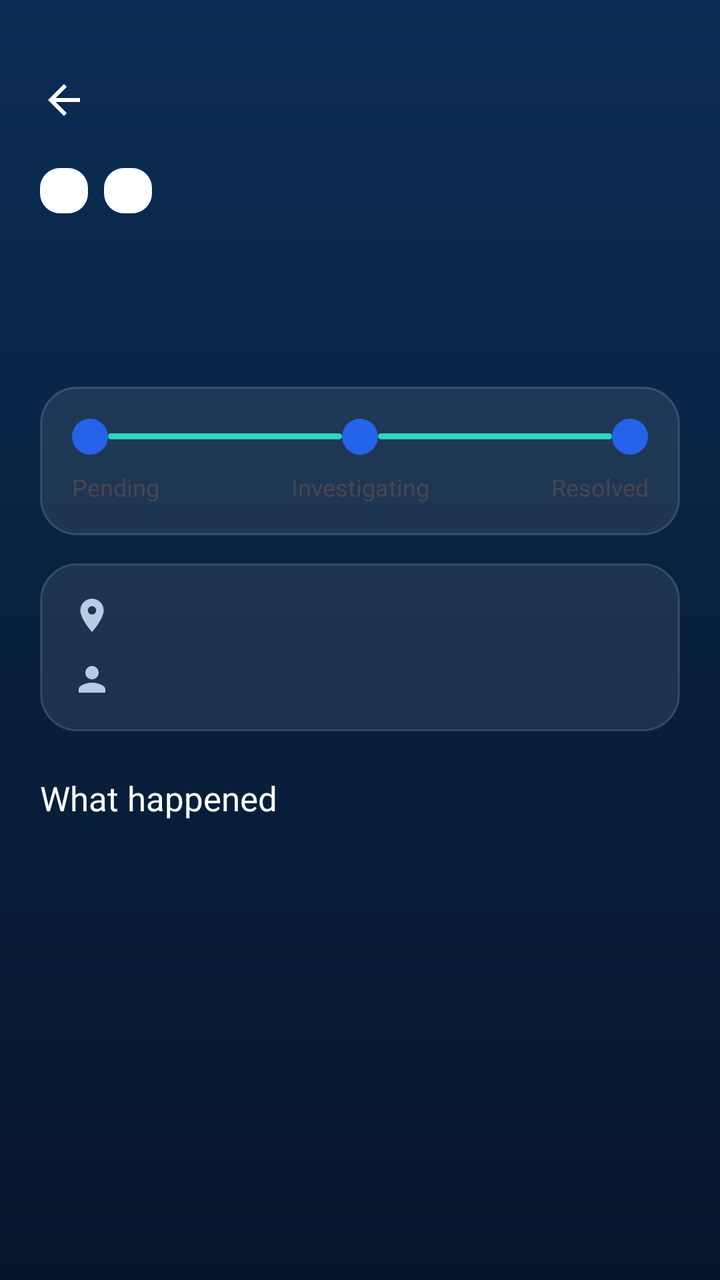
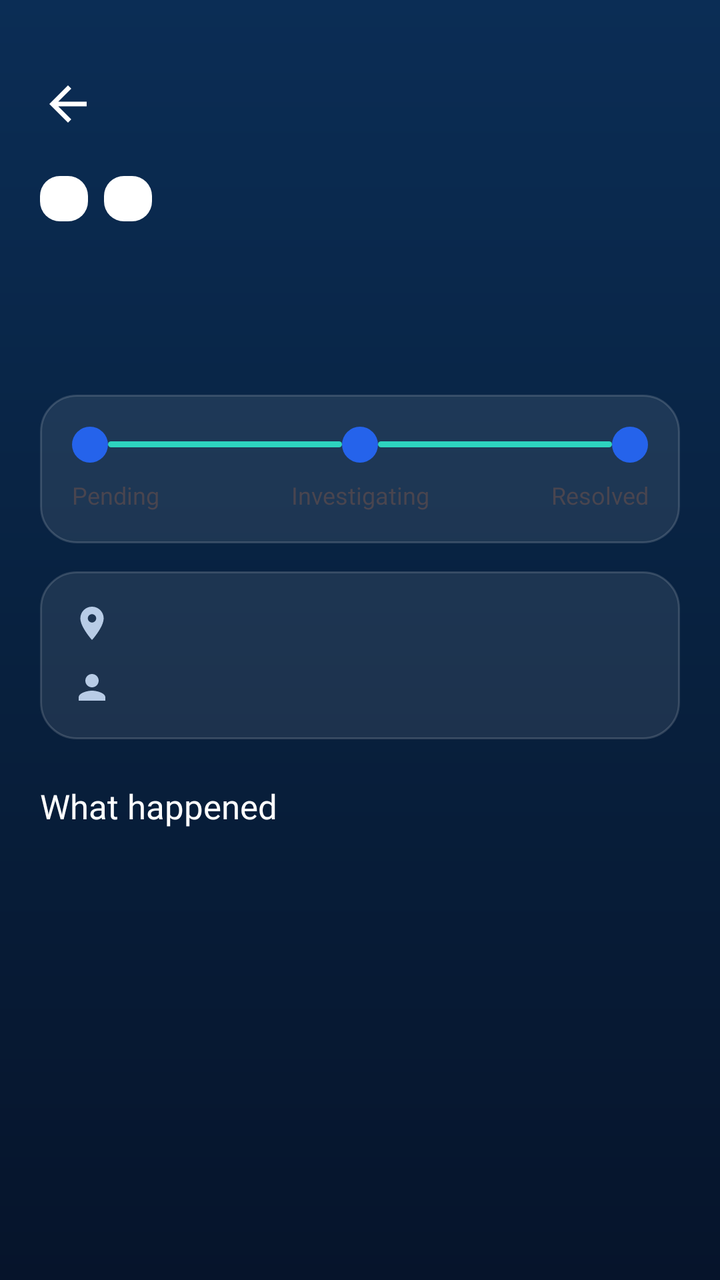

The first picture is an Android layout as it rendered before a commit; the second is the same layout after the commit. The layout source and the unified diff follow.
<!-- AndroidManifest.xml: application theme Theme.CampusPulse -->
<!-- res/layout/activity_incident_detail.xml -->
<?xml version="1.0" encoding="utf-8"?>
<ScrollView xmlns:android="http://schemas.android.com/apk/res/android"
    xmlns:app="http://schemas.android.com/apk/res-auto"
    android:layout_width="match_parent"
    android:layout_height="match_parent"
    android:background="@drawable/bg_dashboard"
    android:fillViewport="true">

    <LinearLayout
        android:layout_width="match_parent"
        android:layout_height="wrap_content"
        android:orientation="vertical"
        android:paddingStart="10dp"
        android:paddingTop="28dp"
        android:paddingEnd="20dp"
        android:paddingBottom="32dp">

        <ImageView
            android:id="@+id/btnBack"
            android:layout_width="44dp"
            android:layout_height="44dp"
            android:background="?attr/selectableItemBackgroundBorderless"
            android:contentDescription="Back"
            android:padding="10dp"
            android:src="@drawable/ic_back" />

        <LinearLayout
            android:layout_width="match_parent"
            android:layout_height="wrap_content"
            android:layout_marginStart="10dp"
            android:layout_marginTop="12dp"
            android:orientation="vertical">

            <LinearLayout
                android:layout_width="wrap_content"
                android:layout_height="wrap_content"
                android:orientation="horizontal">

                <TextView
                    android:id="@+id/tvBadge"
                    android:layout_width="wrap_content"
                    android:layout_height="wrap_content"
                    android:background="@drawable/bg_badge"
                    android:fontFamily="@font/poppins_bold"
                    android:paddingStart="12dp"
                    android:paddingTop="4dp"
                    android:paddingEnd="12dp"
                    android:paddingBottom="4dp"
                    android:textSize="11sp" />

                <TextView
                    android:id="@+id/tvStatus"
                    android:layout_width="wrap_content"
                    android:layout_height="wrap_content"
                    android:layout_marginStart="8dp"
                    android:background="@drawable/bg_badge"
                    android:fontFamily="@font/poppins_bold"
                    android:paddingStart="12dp"
                    android:paddingTop="4dp"
                    android:paddingEnd="12dp"
                    android:paddingBottom="4dp"
                    android:textSize="11sp" />
            </LinearLayout>

            <TextView
                android:id="@+id/tvTitle"
                android:layout_width="match_parent"
                android:layout_height="wrap_content"
                android:layout_marginTop="14dp"
                android:fontFamily="@font/poppins_bold"
                android:textColor="#FFFFFF"
                android:textSize="26sp" />

            <TextView
                android:id="@+id/tvMeta"
                android:layout_width="match_parent"
                android:layout_height="wrap_content"
                android:layout_marginTop="2dp"
                android:fontFamily="@font/poppins_regular"
                android:textColor="#9DB2D1"
                android:textSize="13sp" />

            
            <LinearLayout
                android:layout_width="match_parent"
                android:layout_height="wrap_content"
                android:layout_marginTop="18dp"
                android:background="@drawable/bg_notice_item"
                android:orientation="vertical"
                android:padding="16dp">

                <LinearLayout
                    android:layout_width="match_parent"
                    android:layout_height="wrap_content"
                    android:gravity="center_vertical"
                    android:orientation="horizontal">

                    <View
                        android:id="@+id/dot1"
                        android:layout_width="18dp"
                        android:layout_height="18dp"
                        android:background="@drawable/bg_circle_blue" />

                    <View
                        android:id="@+id/line1"
                        android:layout_width="0dp"
                        android:layout_height="3dp"
                        android:layout_weight="1"
                        android:background="@drawable/bg_underline" />

                    <View
                        android:id="@+id/dot2"
                        android:layout_width="18dp"
                        android:layout_height="18dp"
                        android:background="@drawable/bg_circle_blue" />

                    <View
                        android:id="@+id/line2"
                        android:layout_width="0dp"
                        android:layout_height="3dp"
                        android:layout_weight="1"
                        android:background="@drawable/bg_underline" />

                    <View
                        android:id="@+id/dot3"
                        android:layout_width="18dp"
                        android:layout_height="18dp"
                        android:background="@drawable/bg_circle_blue" />
                </LinearLayout>

                <LinearLayout
                    android:layout_width="match_parent"
                    android:layout_height="wrap_content"
                    android:layout_marginTop="8dp"
                    android:orientation="horizontal">

                    <TextView
                        android:id="@+id/lbl1"
                        android:layout_width="0dp"
                        android:layout_height="wrap_content"
                        android:layout_weight="1"
                        android:fontFamily="@font/poppins_bold"
                        android:gravity="start"
                        android:text="Pending"
                        android:textSize="12sp" />

                    <TextView
                        android:id="@+id/lbl2"
                        android:layout_width="0dp"
                        android:layout_height="wrap_content"
                        android:layout_weight="1"
                        android:fontFamily="@font/poppins_bold"
                        android:gravity="center"
                        android:text="Investigating"
                        android:textSize="12sp" />

                    <TextView
                        android:id="@+id/lbl3"
                        android:layout_width="0dp"
                        android:layout_height="wrap_content"
                        android:layout_weight="1"
                        android:fontFamily="@font/poppins_bold"
                        android:gravity="end"
                        android:text="Resolved"
                        android:textSize="12sp" />
                </LinearLayout>
            </LinearLayout>

            
            <LinearLayout
                android:layout_width="match_parent"
                android:layout_height="wrap_content"
                android:layout_marginTop="14dp"
                android:background="@drawable/bg_notice_item"
                android:orientation="vertical"
                android:padding="16dp">

                <LinearLayout
                    android:layout_width="match_parent"
                    android:layout_height="wrap_content"
                    android:gravity="center_vertical"
                    android:orientation="horizontal">

                    <ImageView
                        android:layout_width="20dp"
                        android:layout_height="20dp"
                        android:importantForAccessibility="no"
                        android:src="@drawable/ic_place" />

                    <TextView
                        android:id="@+id/tvLocation"
                        android:layout_width="0dp"
                        android:layout_height="wrap_content"
                        android:layout_marginStart="12dp"
                        android:layout_weight="1"
                        android:fontFamily="@font/poppins_regular"
                        android:textColor="#FFFFFF"
                        android:textSize="14sp" />
                </LinearLayout>

                <LinearLayout
                    android:layout_width="match_parent"
                    android:layout_height="wrap_content"
                    android:layout_marginTop="12dp"
                    android:gravity="center_vertical"
                    android:orientation="horizontal">

                    <ImageView
                        android:layout_width="20dp"
                        android:layout_height="20dp"
                        android:importantForAccessibility="no"
                        android:src="@drawable/ic_person" />

                    <TextView
                        android:id="@+id/tvReporter"
                        android:layout_width="0dp"
                        android:layout_height="wrap_content"
                        android:layout_marginStart="12dp"
                        android:layout_weight="1"
                        android:fontFamily="@font/poppins_regular"
                        android:textColor="#FFFFFF"
                        android:textSize="14sp" />
                </LinearLayout>
            </LinearLayout>

            <TextView
                android:layout_width="wrap_content"
                android:layout_height="wrap_content"
                android:layout_marginTop="22dp"
                android:fontFamily="@font/poppins_bold"
                android:text="What happened"
                android:textColor="#FFFFFF"
                android:textSize="17sp" />

            <TextView
                android:id="@+id/tvDescription"
                android:layout_width="match_parent"
                android:layout_height="wrap_content"
                android:layout_marginTop="8dp"
                android:fontFamily="@font/poppins_regular"
                android:lineSpacingExtra="6dp"
                android:textColor="#E3ECFA"
                android:textIsSelectable="true"
                android:textSize="15sp" />

            
            <FrameLayout
                android:id="@+id/photoBox"
                android:layout_width="match_parent"
                android:layout_height="220dp"
                android:layout_marginTop="16dp"
                android:background="@drawable/bg_notice_item"
                android:clipToOutline="true"
                android:visibility="gone">

                <ImageView
                    android:id="@+id/ivPhoto"
                    android:layout_width="match_parent"
                    android:layout_height="match_parent"
                    android:contentDescription="Photo attached to the report"
                    android:scaleType="centerCrop" />

                <com.google.android.material.progressindicator.CircularProgressIndicator
                    android:id="@+id/photoLoading"
                    android:layout_width="wrap_content"
                    android:layout_height="wrap_content"
                    android:layout_gravity="center"
                    android:indeterminate="true"
                    app:indicatorColor="#2DD4BF" />
            </FrameLayout>

            <com.google.android.material.button.MaterialButton
                android:id="@+id/btnMap"
                style="@style/Widget.Material3.Button.OutlinedButton"
                android:layout_width="match_parent"
                android:layout_height="52dp"
                android:layout_marginTop="14dp"
                android:fontFamily="@font/poppins_bold"
                android:text="Open location in Maps"
                android:textAllCaps="false"
                android:textColor="#FFFFFF"
                android:visibility="gone"
                app:cornerRadius="26dp"
                app:icon="@drawable/ic_my_location"
                app:iconTint="#2DD4BF"
                app:strokeColor="#4D6FA3" />

            
            <LinearLayout
                android:id="@+id/cardResponse"
                android:layout_width="match_parent"
                android:layout_height="wrap_content"
                android:layout_marginTop="18dp"
                android:background="@drawable/bg_notice_card"
                android:orientation="vertical"
                android:padding="16dp"
                android:visibility="gone">

                <TextView
                    android:layout_width="wrap_content"
                    android:layout_height="wrap_content"
                    android:fontFamily="@font/poppins_bold"
                    android:text="Response from administration"
                    android:textColor="#F5B942"
                    android:textSize="13sp" />

                <TextView
                    android:id="@+id/tvResponse"
                    android:layout_width="match_parent"
                    android:layout_height="wrap_content"
                    android:layout_marginTop="6dp"
                    android:fontFamily="@font/poppins_regular"
                    android:lineSpacingExtra="4dp"
                    android:textColor="#FFFFFF"
                    android:textSize="14sp" />
            </LinearLayout>

            
            <LinearLayout
                android:id="@+id/adminPanel"
                android:layout_width="match_parent"
                android:layout_height="wrap_content"
                android:layout_marginTop="22dp"
                android:orientation="vertical"
                android:visibility="gone">

                <TextView
                    android:layout_width="wrap_content"
                    android:layout_height="wrap_content"
                    android:fontFamily="@font/poppins_bold"
                    android:text="Administration"
                    android:textColor="#F5B942"
                    android:textSize="17sp" />

                <com.google.android.material.textfield.TextInputLayout
                    style="@style/Widget.CampusPulse.Input"
                    android:layout_width="match_parent"
                    android:layout_height="wrap_content"
                    android:layout_marginTop="10dp"
                    android:hint="Note to the student (optional)">

                    <com.google.android.material.textfield.TextInputEditText
                        android:id="@+id/etNote"
                        android:layout_width="match_parent"
                        android:layout_height="wrap_content"
                        android:gravity="top"
                        android:inputType="textMultiLine|textCapSentences"
                        android:maxLength="300"
                        android:minLines="3"
                        android:textColor="#FFFFFF" />
                </com.google.android.material.textfield.TextInputLayout>

                <com.google.android.material.button.MaterialButton
                    android:id="@+id/btnPrimary"
                    android:layout_width="match_parent"
                    android:layout_height="56dp"
                    android:layout_marginTop="14dp"
                    android:fontFamily="@font/poppins_bold"
                    android:textAllCaps="false"
                    android:textColor="#06201E"
                    android:textSize="16sp"
                    app:cornerRadius="28dp" />

                <com.google.android.material.button.MaterialButton
                    android:id="@+id/btnSaveNote"
                    style="@style/Widget.Material3.Button.OutlinedButton"
                    android:layout_width="match_parent"
                    android:layout_height="52dp"
                    android:layout_marginTop="10dp"
                    android:fontFamily="@font/poppins_bold"
                    android:text="Save note only"
                    android:textAllCaps="false"
                    android:textColor="#FFFFFF"
                    app:cornerRadius="26dp"
                    app:strokeColor="#4D6FA3" />

                <com.google.android.material.button.MaterialButton
                    android:id="@+id/btnDelete"
                    style="@style/Widget.Material3.Button.OutlinedButton"
                    android:layout_width="match_parent"
                    android:layout_height="52dp"
                    android:layout_marginTop="10dp"
                    android:fontFamily="@font/poppins_bold"
                    android:text="Delete this report"
                    android:textAllCaps="false"
                    android:textColor="#FF8A95"
                    android:visibility="gone"
                    app:cornerRadius="26dp"
                    app:strokeColor="#80D44458" />

            </LinearLayout>
        </LinearLayout>
    </LinearLayout>
</ScrollView>
<!-- resources referenced by this layout -->
<resources>
  <!-- drawable bg_badge (drawable) -->
  <shape xmlns:android="http://schemas.android.com/apk/res/android">
      <solid android:color="#FFFFFF" />
      <corners android:radius="10dp" />
  </shape>
  <!-- drawable bg_circle_blue (drawable) -->
  <shape xmlns:android="http://schemas.android.com/apk/res/android" android:shape="oval">
      <solid android:color="#2563EB" />
  </shape>
  <!-- drawable bg_dashboard (drawable) -->
  <shape xmlns:android="http://schemas.android.com/apk/res/android">
      <gradient android:startColor="#0B2D55" android:centerColor="#08213F"
          android:endColor="#06142B" android:angle="270" />
  </shape>
  <!-- drawable bg_notice_card (drawable) -->
  <shape xmlns:android="http://schemas.android.com/apk/res/android">
      <gradient android:startColor="#CC12396B" android:endColor="#CC0C2548" android:angle="315" />
      <stroke android:width="1.5dp" android:color="#554A90E2" />
      <corners android:radius="20dp" />
  </shape>
  <!-- drawable bg_notice_item (drawable) -->
  <shape xmlns:android="http://schemas.android.com/apk/res/android">
      <solid android:color="#16FFFFFF" />
      <stroke android:width="1dp" android:color="#26FFFFFF" />
      <corners android:radius="18dp" />
  </shape>
  <!-- drawable bg_underline (drawable) -->
  <shape xmlns:android="http://schemas.android.com/apk/res/android">
      <solid android:color="#2DD4BF" />
      <corners android:radius="2dp" />
  </shape>
  <!-- drawable ic_back (drawable) -->
  <vector xmlns:android="http://schemas.android.com/apk/res/android"
      android:width="24dp" android:height="24dp"
      android:viewportWidth="24" android:viewportHeight="24">
      <path android:fillColor="#FFFFFF"
          android:pathData="M20,11H7.83l5.59,-5.59L12,4l-8,8 8,8 1.41,-1.41L7.83,13H20v-2z"/>
  </vector>
  <!-- drawable ic_my_location (drawable) -->
  <vector xmlns:android="http://schemas.android.com/apk/res/android"
      android:width="24dp" android:height="24dp"
      android:viewportWidth="24" android:viewportHeight="24">
      <path android:fillColor="#B8CCE6"
          android:pathData="M12,8c-2.21,0 -4,1.79 -4,4s1.79,4 4,4 4,-1.79 4,-4 -1.79,-4 -4,-4zM20.94,11c-0.46,-4.17 -3.77,-7.48 -7.94,-7.94L13,1h-2v2.06C6.83,3.52 3.52,6.83 3.06,11L1,11v2h2.06c0.46,4.17 3.77,7.48 7.94,7.94L11,23h2v-2.06c4.17,-0.46 7.48,-3.77 7.94,-7.94L23,13v-2h-2.06zM12,19c-3.87,0 -7,-3.13 -7,-7s3.13,-7 7,-7 7,3.13 7,7 -3.13,7 -7,7z"/>
  </vector>
  <!-- drawable ic_person (drawable) -->
  <vector xmlns:android="http://schemas.android.com/apk/res/android"
      android:width="24dp" android:height="24dp"
      android:viewportWidth="24" android:viewportHeight="24">
      <path android:fillColor="#B8CCE6"
          android:pathData="M12,12c2.21,0 4,-1.79 4,-4s-1.79,-4 -4,-4 -4,1.79 -4,4 1.79,4 4,4zM12,14c-2.67,0 -8,1.34 -8,4v2h16v-2c0,-2.66 -5.33,-4 -8,-4z"/>
  </vector>
  <!-- drawable ic_place (drawable) -->
  <vector xmlns:android="http://schemas.android.com/apk/res/android"
      android:width="24dp" android:height="24dp"
      android:viewportWidth="24" android:viewportHeight="24">
      <path android:fillColor="#B8CCE6"
          android:pathData="M12,2C8.13,2 5,5.13 5,9c0,5.25 7,13 7,13s7,-7.75 7,-13c0,-3.87 -3.13,-7 -7,-7zM12,11.5c-1.38,0 -2.5,-1.12 -2.5,-2.5s1.12,-2.5 2.5,-2.5 2.5,1.12 2.5,2.5 -1.12,2.5 -2.5,2.5z"/>
  </vector>
  <style name="Theme.CampusPulse" parent="Theme.Material3.DayNight.NoActionBar" />
  <color name="input_bg">#0F1530</color>
  <color name="accent">#22D3EE</color>
  <color name="text_muted">#8A93B8</color>
  <!-- unchanged entries left out for length: 1 -->
</resources>

<!-- the commit's change to res/layout/activity_incident_detail.xml (unified diff, before → after) -->
@@ -17,8 +17,8 @@
 
         <ImageView
             android:id="@+id/btnBack"
-            android:layout_width="44dp"
-            android:layout_height="44dp"
+            android:layout_width="48dp"
+            android:layout_height="48dp"
             android:background="?attr/selectableItemBackgroundBorderless"
             android:contentDescription="Back"
             android:padding="10dp"
